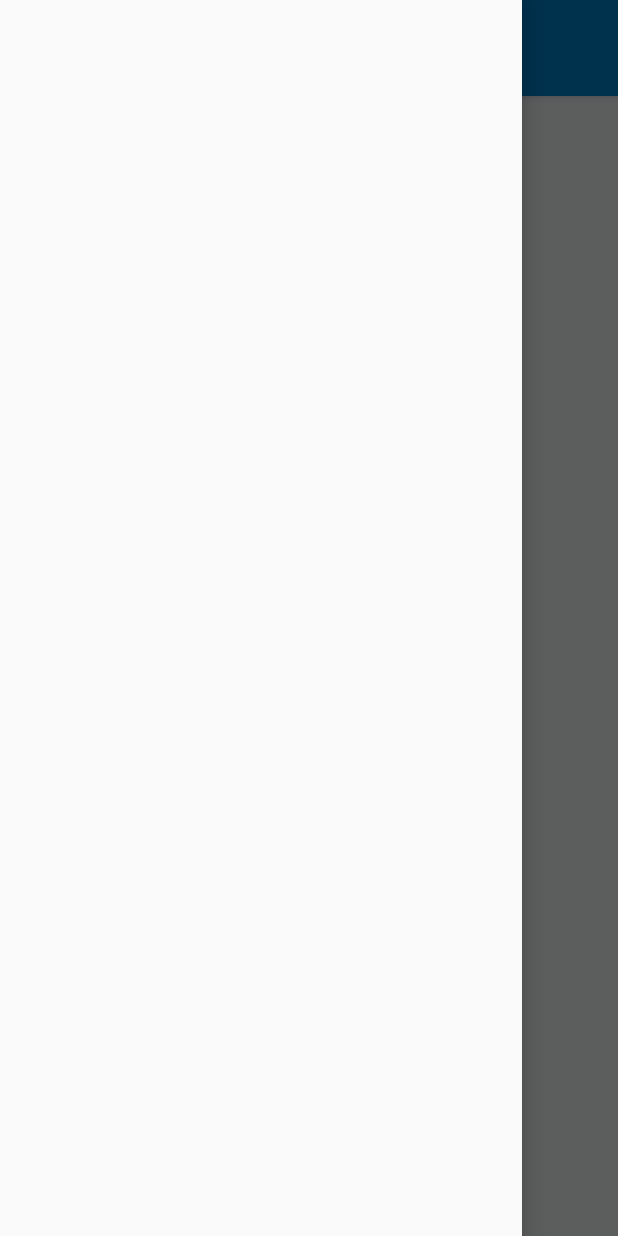
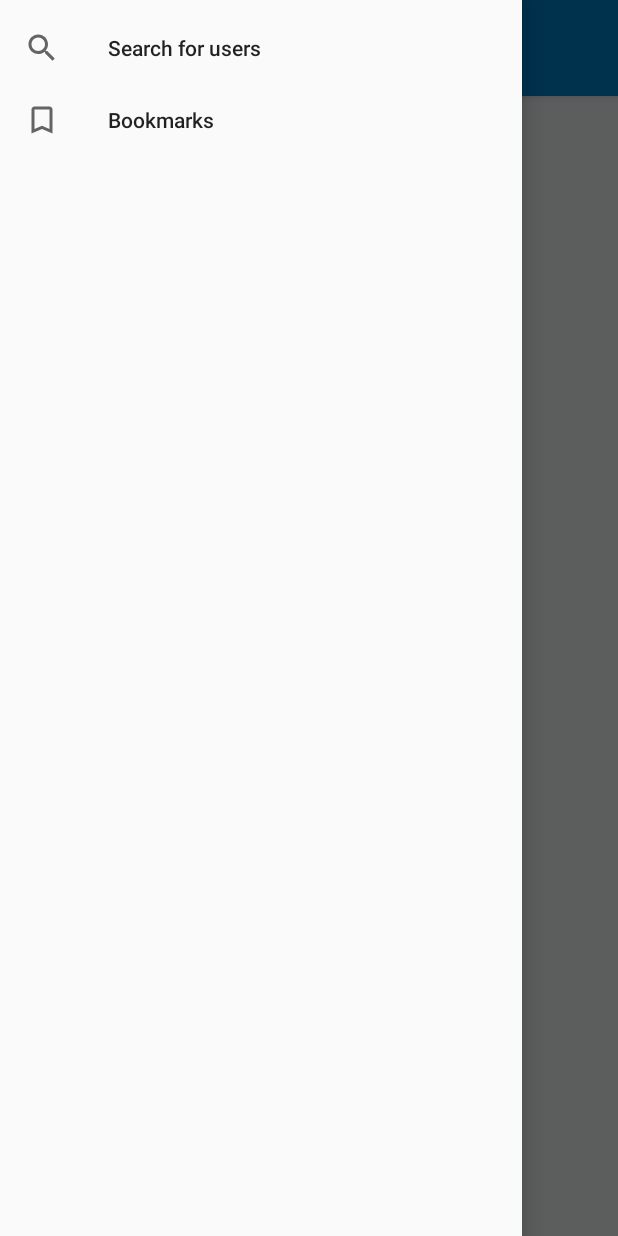
Before and after one commit to eadm/GitHubUserSearch, an Android app: the screen it shows after launch (MainActivity), with the side drawer open, on a phone screen of 412 x 824 dp. Run offline under Robolectric (Android 15) with nearby library versions, the phone set to English and light mode, and no system bars; our stand-ins replace RxJava; libraries missing offline, so code that uses them is left out: com.lapism.searchview; pictures from the network do not load; 1 statement that could not run was skipped.

Commit message:
bookmarks

```diff
--- a/app/src/main/java/ru/nobird/github/search/App.java
+++ b/app/src/main/java/ru/nobird/github/search/App.java
@@ -3,6 +3,7 @@ package ru.nobird.github.search;
 import android.app.Application;
 
 import ru.nobird.github.search.api.API;
+import ru.nobird.github.search.data.db.DBMgr;
 import ru.nobird.github.search.ui.fragment.FragmentMgr;
 
 public class App extends Application {
@@ -11,5 +12,6 @@ public class App extends Application {
         super.onCreate();
         API.init();
         FragmentMgr.init();
+        DBMgr.init(getApplicationContext());
     }
 }
--- /dev/null
+++ b/app/src/main/java/ru/nobird/github/search/data/db/DBHelper.java
@@ -0,0 +1,30 @@
+package ru.nobird.github.search.data.db;
+
+import android.content.Context;
+import android.database.sqlite.SQLiteDatabase;
+import android.database.sqlite.SQLiteOpenHelper;
+
+public class DBHelper extends SQLiteOpenHelper {
+    public final static String TABLE_BOOKMARKS = "bookmarks";
+
+    public DBHelper(final Context context) {
+        super(context, "GitHubSearchDB", null, 1);
+    }
+
+    @Override
+    public void onCreate(final SQLiteDatabase db) {
+        db.execSQL("create table " + TABLE_BOOKMARKS + " ("
+                + "id integer primary key autoincrement,"
+                + "login text,"
+                + "name text,"
+                + "avatar_url text,"
+                + "html_url text,"
+                + "location text,"
+                + "bio text,"
+                + "followers integer,"
+                + "following integer" + ");");
+    }
+
+    @Override
+    public void onUpgrade(SQLiteDatabase db, int oldVersion, int newVersion) {}
+}
--- a/app/src/main/java/ru/nobird/github/search/ui/adapter/SearchItemsAdapter.java
+++ b/app/src/main/java/ru/nobird/github/search/ui/adapter/SearchItemsAdapter.java
@@ -128,10 +128,10 @@ public class SearchItemsAdapter extends RecyclerView.Adapter<RecyclerView.ViewHo
         return items.size();
     }
 
-    private class SearchItemViewHolder extends RecyclerView.ViewHolder {
-        private final SearchItemBinding binding;
+    public static class SearchItemViewHolder extends RecyclerView.ViewHolder {
+        public final SearchItemBinding binding;
 
-        private SearchItemViewHolder(final SearchItemBinding binding) {
+        public SearchItemViewHolder(final SearchItemBinding binding) {
             super(binding.getRoot());
             this.binding = binding;
         }
--- /dev/null
+++ b/app/src/main/res/drawable/ic_bookmark.xml
@@ -0,0 +1,9 @@
+<vector xmlns:android="http://schemas.android.com/apk/res/android"
+        android:width="24dp"
+        android:height="24dp"
+        android:viewportWidth="24.0"
+        android:viewportHeight="24.0">
+    <path
+        android:pathData="M17,3L7,3c-1.1,0 -1.99,0.9 -1.99,2L5,21l7,-3 7,3L19,5c0,-1.1 -0.9,-2 -2,-2zM17,18l-5,-2.18L7,18L7,5h10v13z"
+        android:fillColor="@android:color/white"/>
+</vector>
--- a/app/src/main/res/layout/activity_main.xml
+++ b/app/src/main/res/layout/activity_main.xml
@@ -1,6 +1,6 @@
 <?xml version="1.0" encoding="utf-8"?>
-<android.support.v4.widget.DrawerLayout
-    xmlns:android="http://schemas.android.com/apk/res/android"
+<android.support.v4.widget.DrawerLayout xmlns:android="http://schemas.android.com/apk/res/android"
+    xmlns:app="http://schemas.android.com/apk/res-auto"
     android:id="@+id/activity_main_drawer_layout"
     android:layout_width="match_parent"
     android:layout_height="match_parent"
@@ -16,5 +16,6 @@
         android:layout_height="match_parent"
         android:layout_gravity="start"
         android:fitsSystemWindows="true"
+        app:menu="@menu/drawer_menu"
         android:id="@+id/activity_main_navigation" />
 </android.support.v4.widget.DrawerLayout>
--- /dev/null
+++ b/app/src/main/res/menu/drawer_menu.xml
@@ -0,0 +1,13 @@
+<?xml version="1.0" encoding="utf-8"?>
+<menu xmlns:android="http://schemas.android.com/apk/res/android">
+    <item
+        android:title="@string/search_for_users"
+        android:id="@+id/drawer_search"
+        android:icon="@drawable/ic_search"
+        android:visible="true"/>
+    <item
+        android:title="@string/bookmarks"
+        android:id="@+id/drawer_bookmarks"
+        android:icon="@drawable/ic_bookmark"
+        android:visible="true" />
+</menu>
--- a/app/src/main/res/values/strings.xml
+++ b/app/src/main/res/values/strings.xml
@@ -6,4 +6,7 @@
     <string name="close">Close</string>
     <string name="empty_search">We couldn\'t find any users matching your request</string>
     <string name="network_error">An error occurred while processing your request</string>
+    <string name="bookmarks">Bookmarks</string>
+    <string name="add_to_bookmark">Add user to bookmarks</string>
+    <string name="remove_from_bookmarks">Remove from bookmarks</string>
 </resources>
--- a/app/src/main/res/values/styles.xml
+++ b/app/src/main/res/values/styles.xml
@@ -15,6 +15,7 @@
 
     <style name="AppTheme.ActionBarTheme" parent="@style/ThemeOverlay.AppCompat.ActionBar">
         <item name="colorControlNormal">@android:color/white</item>
+        <item name="android:textColor">@android:color/white</item>
     </style>
 
 </resources>
```
Also changed, not shown: app/src/main/java/ru/nobird/github/search/data/db/DBMgr.java (added, +87 -0 lines), app/src/main/java/ru/nobird/github/search/data/model/User.java (+70 -28 lines), app/src/main/java/ru/nobird/github/search/ui/activity/MainActivity.java (+25 -1 lines), app/src/main/java/ru/nobird/github/search/ui/adapter/BookmarksAdapter.java (added, +58 -0 lines), app/src/main/java/ru/nobird/github/search/ui/fragment/BookmarkFragment.java (added, +62 -0 lines), app/src/main/java/ru/nobird/github/search/ui/fragment/FragmentMgr.java (+8 -0 lines), app/src/main/java/ru/nobird/github/search/ui/fragment/SearchFragment.java (+16 -3 lines), app/src/main/java/ru/nobird/github/search/ui/fragment/UserFragment.java (+115 -6 lines), app/src/main/res/drawable/ic_bookmark_black.xml (added, +9 -0 lines), app/src/main/res/layout/fragment_bookmark.xml (added, +34 -0 lines), app/src/main/res/menu/user_menu.xml (added, +16 -0 lines), 1 other file.
